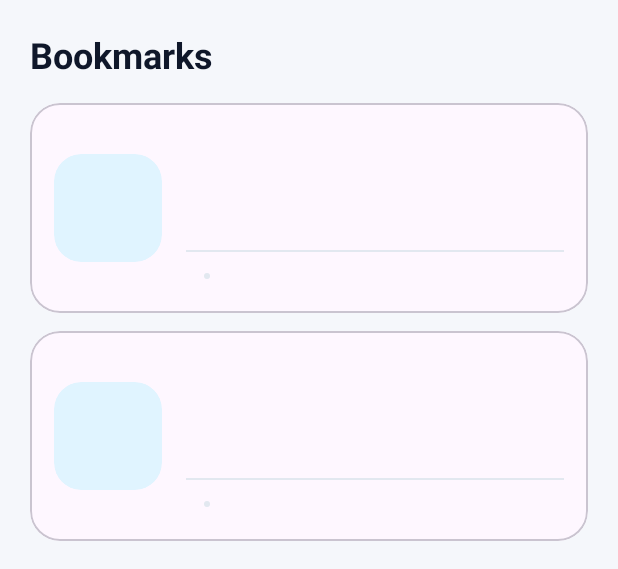
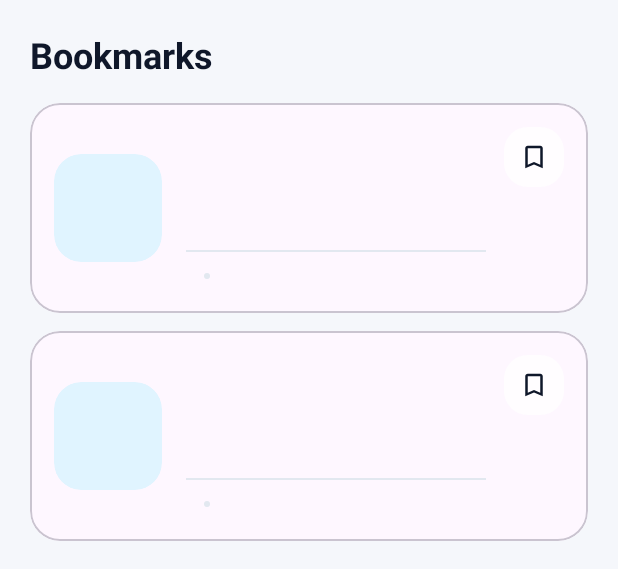
Before and after one commit to Gr1cLev/NewsApp, an Android app: the layout fragment_bookmarks.xml on its own in the app's theme, with its tools: preview values and no code run, on a phone screen of 412 x 824 dp. Shown: the top 569 px of the screen. Run offline under Robolectric (Android 15) with nearby library versions, the phone set to English and light mode, and no system bars.

Commit message:
Fixing Bookmark logic

```diff
--- a/app/src/main/res/layout/item_news_article.xml
+++ b/app/src/main/res/layout/item_news_article.xml
@@ -94,5 +94,19 @@
                     android:textSize="12sp" />
             </LinearLayout>
         </LinearLayout>
+
+        <ImageButton
+            android:id="@+id/bookmarkToggle"
+            android:layout_width="40dp"
+            android:layout_height="40dp"
+            android:layout_gravity="start"
+            android:layout_marginStart="12dp"
+            android:layout_marginTop="4dp"
+            android:background="@drawable/bg_bookmark_button"
+            android:contentDescription="@string/content_desc_bookmark"
+            android:padding="10dp"
+            android:scaleType="centerInside"
+            android:tooltipText="@string/content_desc_bookmark"
+            app:srcCompat="@drawable/ic_bookmark_outline" />
     </LinearLayout>
 </com.google.android.material.card.MaterialCardView>
```
Also changed, not shown: app/src/main/java/com/example/newsapp/ui/bookmarks/BookmarksFragment.kt (+13 -3 lines), app/src/main/java/com/example/newsapp/ui/news/ArticleAdapter.kt (+32 -3 lines), app/src/main/java/com/example/newsapp/ui/news/NewsFragment.kt (+12 -3 lines).
